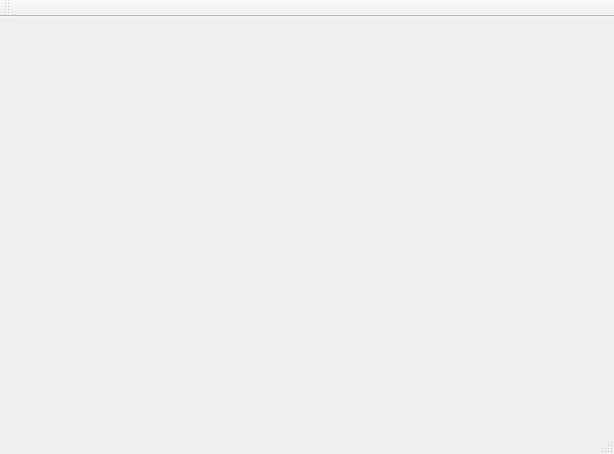
Before: the Qt Designer form trunk/src/projects/src/Monitor/ui/MonitorWindow.ui in mk4me/sava-linux, drawn with Qt 5.
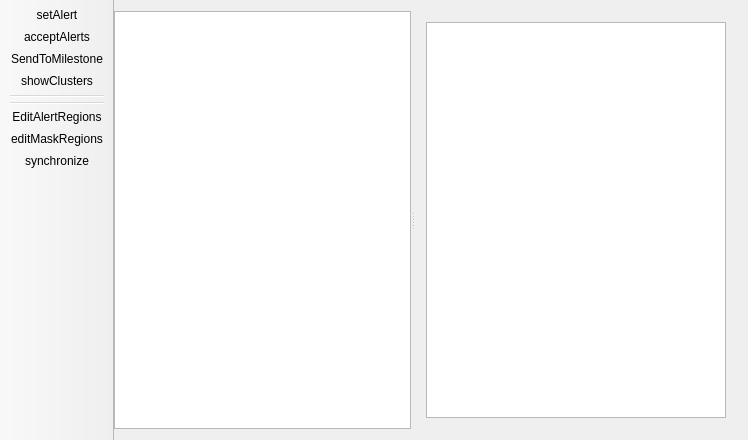
After: the same form once the commit is applied. Icons and pictures are not drawn. Custom widgets are drawn as their Qt base class.

Commit message: dalsze projekty - drzewo Action

```diff
--- a/trunk/src/projects/src/Monitor/ui/MonitorWindow.ui
+++ b/trunk/src/projects/src/Monitor/ui/MonitorWindow.ui
@@ -6,35 +6,1740 @@
    <rect>
     <x>0</x>
     <y>0</y>
-    <width>614</width>
-    <height>454</height>
+    <width>748</width>
+    <height>440</height>
    </rect>
   </property>
   <property name="windowTitle">
    <string>Monitor</string>
   </property>
-  <widget class="QWidget" name="centralWidget"/>
-  <widget class="QMenuBar" name="menuBar">
-   <property name="geometry">
-    <rect>
-     <x>0</x>
-     <y>0</y>
-     <width>614</width>
-     <height>21</height>
-    </rect>
-   </property>
+  <property name="windowIcon">
+   <iconset resource="../Resources/resources.qrc">
+    <normaloff>:/icons_64/video.png</normaloff>:/icons_64/video.png</iconset>
+  </property>
+  <property name="styleSheet">
+   <string notr="true">/*
+ * The MIT License (MIT)
+ *
+ * Copyright (c) &lt;2013-2014&gt; &lt;Colin Duquesnoy&gt;
+ *
+ * Permission is hereby granted, free of charge, to any person obtaining a copy
+ * of this software and associated documentation files (the &quot;Software&quot;), to deal
+ * in the Software without restriction, including without limitation the rights
+ * to use, copy, modify, merge, publish, distribute, sublicense, and/or sell
+ * copies of the Software, and to permit persons to whom the Software is
+ * furnished to do so, subject to the following conditions:
+
+ * The above copyright notice and this permission notice shall be included in
+ * all copies or substantial portions of the Software.
+
+ * THE SOFTWARE IS PROVIDED &quot;AS IS&quot;, WITHOUT WARRANTY OF ANY KIND, EXPRESS OR
+ * IMPLIED, INCLUDING BUT NOT LIMITED TO THE WARRANTIES OF MERCHANTABILITY,
+ * FITNESS FOR A PARTICULAR PURPOSE AND NONINFRINGEMENT. IN NO EVENT SHALL THE
+ * AUTHORS OR COPYRIGHT HOLDERS BE LIABLE FOR ANY CLAIM, DAMAGES OR OTHER
+ * LIABILITY, WHETHER IN AN ACTION OF CONTRACT, TORT OR OTHERWISE, ARISING FROM,
+ * OUT OF OR IN CONNECTION WITH THE SOFTWARE OR THE USE OR OTHER DEALINGS IN
+ * THE SOFTWARE.
+ */
+
+QProgressBar:horizontal {
+    border: 1px solid #3A3939;
+    text-align: center;
+    padding: 1px;
+    background: #201F1F;
+}
+QProgressBar::chunk:horizontal {
+    background-color: qlineargradient(spread:reflect, x1:1, y1:0.545, x2:1, y2:0, stop:0 rgba(28, 66, 111, 255), stop:1 rgba(37, 87, 146, 255));
+}
+
+QToolTip
+{
+    border: 1px solid #3A3939;
+    background-color: rgb(90, 102, 117);;
+    color: white;
+    padding: 1px;
+    opacity: 200;
+}
+
+QWidget
+{
+    color: silver;
+    background-color: #302F2F;
+    selection-background-color:#3d8ec9;
+    selection-color: black;
+    background-clip: border;
+    border-image: none;
+    outline: 0;
+}
+
+QWidget:item:hover
+{
+    background-color: #78879b;
+    color: black;
+}
+
+QWidget:item:selected
+{
+    background-color: #3d8ec9;
+}
+
+QCheckBox
+{
+    spacing: 5px;
+    outline: none;
+    color: #bbb;
+    margin-bottom: 2px;
+}
+
+QCheckBox:disabled
+{
+    color: #777777;
+}
+QCheckBox::indicator,
+QGroupBox::indicator
+{
+    width: 18px;
+    height: 18px;
+}
+QGroupBox::indicator
+{
+    margin-left: 2px;
+}
+
+QCheckBox::indicator:unchecked,
+QCheckBox::indicator:unchecked:hover,
+QGroupBox::indicator:unchecked,
+QGroupBox::indicator:unchecked:hover
+{
+    image: url(:/qss_icons/rc/checkbox_unchecked.png);
+}
+
+QCheckBox::indicator:unchecked:focus,
+QCheckBox::indicator:unchecked:pressed,
+QGroupBox::indicator:unchecked:focus,
+QGroupBox::indicator:unchecked:pressed
+{
+  border: none;
+    image: url(:/qss_icons/rc/checkbox_unchecked_focus.png);
+}
+
+QCheckBox::indicator:checked,
+QCheckBox::indicator:checked:hover,
+QGroupBox::indicator:checked,
+QGroupBox::indicator:checked:hover
+{
+    image: url(:/qss_icons/rc/checkbox_checked.png);
+}
+
+QCheckBox::indicator:checked:focus,
+QCheckBox::indicator:checked:pressed,
+QGroupBox::indicator:checked:focus,
+QGroupBox::indicator:checked:pressed
+{
+  border: none;
+    image: url(:/qss_icons/rc/checkbox_checked_focus.png);
+}
+
+QCheckBox::indicator:indeterminate,
+QCheckBox::indicator:indeterminate:hover,
+QCheckBox::indicator:indeterminate:pressed
+QGroupBox::indicator:indeterminate,
+QGroupBox::indicator:indeterminate:hover,
+QGroupBox::indicator:indeterminate:pressed
+{
+    image: url(:/qss_icons/rc/checkbox_indeterminate.png);
+}
+
+QCheckBox::indicator:indeterminate:focus,
+QGroupBox::indicator:indeterminate:focus
+{
+    image: url(:/qss_icons/rc/checkbox_indeterminate_focus.png);
+}
+
+QCheckBox::indicator:checked:disabled,
+QGroupBox::indicator:checked:disabled
+{
+    image: url(:/qss_icons/rc/checkbox_checked_disabled.png);
+}
+
+QCheckBox::indicator:unchecked:disabled,
+QGroupBox::indicator:unchecked:disabled
+{
+    image: url(:/qss_icons/rc/checkbox_unchecked_disabled.png);
+}
+
+QRadioButton
+{
+    spacing: 5px;
+    outline: none;
+    color: #bbb;
+    margin-bottom: 2px;
+}
+
+QRadioButton:disabled
+{
+    color: #777777;
+}
+QRadioButton::indicator
+{
+    width: 21px;
+    height: 21px;
+}
+
+QRadioButton::indicator:unchecked,
+QRadioButton::indicator:unchecked:hover
+{
+    image: url(:/qss_icons/rc/radio_unchecked.png);
+}
+
+QRadioButton::indicator:unchecked:focus,
+QRadioButton::indicator:unchecked:pressed
+{
+  border: none;
+  outline: none;
+    image: url(:/qss_icons/rc/radio_unchecked_focus.png);
+}
+
+QRadioButton::indicator:checked,
+QRadioButton::indicator:checked:hover
+{
+  border: none;
+  outline: none;
+    image: url(:/qss_icons/rc/radio_checked.png);
+}
+
+QRadioButton::indicator:checked:focus,
+QRadioButton::indicato::menu-arrowr:checked:pressed
+{
+  border: none;
+  outline: none;
+    image: url(:/qss_icons/rc/radio_checked_focus.png);
+}
+
+QRadioButton::indicator:indeterminate,
+QRadioButton::indicator:indeterminate:hover,
+QRadioButton::indicator:indeterminate:pressed
+{
+        image: url(:/qss_icons/rc/radio_indeterminate.png);
+}
+
+QRadioButton::indicator:checked:disabled
+{
+  outline: none;
+  image: url(:/qss_icons/rc/radio_checked_disabled.png);
+}
+
+QRadioButton::indicator:unchecked:disabled
+{
+    image: url(:/qss_icons/rc/radio_unchecked_disabled.png);
+}
+
+
+QMenuBar
+{
+    background-color: #302F2F;
+    color: silver;
+}
+
+QMenuBar::item
+{
+    background: transparent;
+}
+
+QMenuBar::item:selected
+{
+    background: transparent;
+    border: 1px solid #3A3939;
+}
+
+QMenuBar::item:pressed
+{
+    border: 1px solid #3A3939;
+    background-color: #3d8ec9;
+    color: black;
+    margin-bottom:-1px;
+    padding-bottom:1px;
+}
+
+QMenu
+{
+    border: 1px solid #3A3939;
+    color: silver;
+    margin: 2px;
+}
+
+QMenu::icon
+{
+    margin: 5px;
+}
+
+QMenu::item
+{
+    padding: 5px 30px 5px 30px;
+    margin-left: 5px;
+    border: 1px solid transparent; /* reserve space for selection border */
+}
+
+QMenu::item:selected
+{
+    color: black;
+}
+
+QMenu::separator {
+    height: 2px;
+    background: lightblue;
+    margin-left: 10px;
+    margin-right: 5px;
+}
+
+QMenu::indicator {
+    width: 18px;
+    height: 18px;
+}
+
+/* non-exclusive indicator = check box style indicator
+   (see QActionGroup::setExclusive) */
+QMenu::indicator:non-exclusive:unchecked {
+    image: url(:/qss_icons/rc/checkbox_unchecked.png);
+}
+
+QMenu::indicator:non-exclusive:unchecked:selected {
+    image: url(:/qss_icons/rc/checkbox_unchecked_disabled.png);
+}
+
+QMenu::indicator:non-exclusive:checked {
+    image: url(:/qss_icons/rc/checkbox_checked.png);
+}
+
+QMenu::indicator:non-exclusive:checked:selected {
+    image: url(:/qss_icons/rc/checkbox_checked_disabled.png);
+}
+
+/* exclusive indicator = radio button style indicator (see QActionGroup::setExclusive) */
+QMenu::indicator:exclusive:unchecked {
+    image: url(:/qss_icons/rc/radio_unchecked.png);
+}
+
+QMenu::indicator:exclusive:unchecked:selected {
+    image: url(:/qss_icons/rc/radio_unchecked_disabled.png);
+}
+
+QMenu::indicator:exclusive:checked {
+    image: url(:/qss_icons/rc/radio_checked.png);
+}
+
+QMenu::indicator:exclusive:checked:selected {
+    image: url(:/qss_icons/rc/radio_checked_disabled.png);
+}
+
+QMenu::right-arrow {
+    margin: 5px;
+    image: url(:/qss_icons/rc/right_arrow.png)
+}
+
+
+QWidget:disabled
+{
+    color: #404040;
+    background-color: #302F2F;
+}
+
+QAbstractItemView
+{
+    alternate-background-color: #3A3939;
+    color: silver;
+    border: 1px solid 3A3939;
+    border-radius: 2px;
+    padding: 1px;
+}
+
+QWidget:focus, QMenuBar:focus
+{
+    border: 1px solid #78879b;
+}
+
+QTabWidget:focus, QCheckBox:focus, QRadioButton:focus, QSlider:focus
+{
+    border: none;
+}
+
+QLineEdit
+{
+    background-color: #201F1F;
+    padding: 2px;
+    border-style: solid;
+    border: 1px solid #3A3939;
+    border-radius: 2px;
+    color: silver;
+}
+
+QGroupBox {
+    border:1px solid #3A3939;
+    border-radius: 2px;
+    margin-top: 20px;
+}
+
+QGroupBox::title {
+    subcontrol-origin: margin;
+    subcontrol-position: top center;
+    padding-left: 10px;
+    padding-right: 10px;
+    padding-top: 10px;
+}
+
+QAbstractScrollArea
+{
+    border-radius: 2px;
+    border: 1px solid #3A3939;
+    background-color: transparent;
+}
+
+QScrollBar:horizontal
+{
+    height: 15px;
+    margin: 3px 15px 3px 15px;
+    border: 1px transparent #2A2929;
+    border-radius: 4px;
+    background-color: #2A2929;
+}
+
+QScrollBar::handle:horizontal
+{
+    background-color: #605F5F;
+    min-width: 5px;
+    border-radius: 4px;
+}
+
+QScrollBar::add-line:horizontal
+{
+    margin: 0px 3px 0px 3px;
+    border-image: url(:/qss_icons/rc/right_arrow_disabled.png);
+    width: 10px;
+    height: 10px;
+    subcontrol-position: right;
+    subcontrol-origin: margin;
+}
+
+QScrollBar::sub-line:horizontal
+{
+    margin: 0px 3px 0px 3px;
+    border-image: url(:/qss_icons/rc/left_arrow_disabled.png);
+    height: 10px;
+    width: 10px;
+    subcontrol-position: left;
+    subcontrol-origin: margin;
+}
+
+QScrollBar::add-line:horizontal:hover,QScrollBar::add-line:horizontal:on
+{
+    border-image: url(:/qss_icons/rc/right_arrow.png);
+    height: 10px;
+    width: 10px;
+    subcontrol-position: right;
+    subcontrol-origin: margin;
+}
+
+
+QScrollBar::sub-line:horizontal:hover, QScrollBar::sub-line:horizontal:on
+{
+    border-image: url(:/qss_icons/rc/left_arrow.png);
+    height: 10px;
+    width: 10px;
+    subcontrol-position: left;
+    subcontrol-origin: margin;
+}
+
+QScrollBar::up-arrow:horizontal, QScrollBar::down-arrow:horizontal
+{
+    background: none;
+}
+
+
+QScrollBar::add-page:horizontal, QScrollBar::sub-page:horizontal
+{
+    background: none;
+}
+
+QScrollBar:vertical
+{
+    background-color: #2A2929;
+    width: 15px;
+    margin: 15px 3px 15px 3px;
+    border: 1px transparent #2A2929;
+    border-radius: 4px;
+}
+
+QScrollBar::handle:vertical
+{
+    background-color: #605F5F;
+    min-height: 5px;
+    border-radius: 4px;
+}
+
+QScrollBar::sub-line:vertical
+{
+    margin: 3px 0px 3px 0px;
+    border-image: url(:/qss_icons/rc/up_arrow_disabled.png);
+    height: 10px;
+    width: 10px;
+    subcontrol-position: top;
+    subcontrol-origin: margin;
+}
+
+QScrollBar::add-line:vertical
+{
+    margin: 3px 0px 3px 0px;
+    border-image: url(:/qss_icons/rc/down_arrow_disabled.png);
+    height: 10px;
+    width: 10px;
+    subcontrol-position: bottom;
+    subcontrol-origin: margin;
+}
+
+QScrollBar::sub-line:vertical:hover,QScrollBar::sub-line:vertical:on
+{
+
+    border-image: url(:/qss_icons/rc/up_arrow.png);
+    height: 10px;
+    width: 10px;
+    subcontrol-position: top;
+    subcontrol-origin: margin;
+}
+
+
+QScrollBar::add-line:vertical:hover, QScrollBar::add-line:vertical:on
+{
+    border-image: url(:/qss_icons/rc/down_arrow.png);
+    height: 10px;
+    width: 10px;
+    subcontrol-position: bottom;
+    subcontrol-origin: margin;
+}
+
+QScrollBar::up-arrow:vertical, QScrollBar::down-arrow:vertical
+{
+    background: none;
+}
+
+
+QScrollBar::add-page:vertical, QScrollBar::sub-page:vertical
+{
+    background: none;
+}
+
+QTextEdit
+{
+    background-color: #201F1F;
+    color: silver;
+    border: 1px solid #3A3939;
+}
+
+QPlainTextEdit
+{
+    background-color: #201F1F;;
+    color: silver;
+    border-radius: 2px;
+    border: 1px solid #3A3939;
+}
+
+QHeaderView::section
+{
+    background-color: #3A3939;
+    color: silver;
+    padding-left: 4px;
+    border: 1px solid #6c6c6c;
+}
+
+QSizeGrip {
+    image: url(:/qss_icons/rc/sizegrip.png);
+    width: 12px;
+    height: 12px;
+}
+
+
+QMainWindow::separator
+{
+    background-color: #302F2F;
+    color: white;
+    padding-left: 4px;
+    spacing: 2px;
+    border: 1px dashed #3A3939;
+}
+
+QMainWindow::separator:hover
+{
+
+    background-color: #787876;
+    color: white;
+    padding-left: 4px;
+    border: 1px solid #3A3939;
+    spacing: 2px;
+}
+
+
+QMenu::separator
+{
+    height: 1px;
+    background-color: #3A3939;
+    color: white;
+    padding-left: 4px;
+    margin-left: 10px;
+    margin-right: 5px;
+}
+
+
+QFrame
+{
+    border-radius: 2px;
+    border: 1px solid #444;
+}
+
+QFrame[frameShape=&quot;0&quot;]
+{
+    border-radius: 2px;
+    border: 1px transparent #444;
+}
+
+QStackedWidget
+{
+    border: 1px transparent black;
+}
+
+QToolBar {
+    border: 1px transparent #393838;
+    background: 1px solid #302F2F;
+    font-weight: bold;
+}
+
+QToolBar::handle:horizontal {
+    image: url(:/qss_icons/rc/Hmovetoolbar.png);
+}
+QToolBar::handle:vertical {
+    image: url(:/qss_icons/rc/Vmovetoolbar.png);
+}
+QToolBar::separator:horizontal {
+    image: url(:/qss_icons/rc/Hsepartoolbar.png);
+}
+QToolBar::separator:vertical {
+    image: url(:/qss_icons/rc/Vsepartoolbars.png);
+}
+
+QPushButton
+{
+    color: black;
+	font-weight: bold;
+	font-size: 12px;
+    background-color: #3d8ec9;
+    border-width: 1px;
+    border-color: #4A4949;
+    border-style: solid;
+    padding-top: 5px;
+    padding-bottom: 5px;
+    padding-left: 5px;
+    padding-right: 5px;
+    border-radius: 2px;
+    outline: none;
+}
+
+QPushButton:disabled
+{
+    background-color: #302F2F;
+    border-width: 1px;
+    border-color: #3A3939;
+    border-style: solid;
+    padding-top: 5px;
+    padding-bottom: 5px;
+    padding-left: 10px;
+    padding-right: 10px;
+    /*border-radius: 2px;*/
+    color: #454545;
+}
+
+QPushButton:focus {
+    background-color: #3d8ec9 ;
+    color: white;
+}
+
+QComboBox
+{
+    selection-background-color: #3d8ec9;
+    background-color: #201F1F;
+    border-style: solid;
+    border: 1px solid #3A3939;
+    border-radius: 2px;
+    padding: 2px;
+    min-width: 75px;
+}
+
+QPushButton:checked{
+    background-color: #4A4949;
+    border-color: #6A6969;
+}
+
+QComboBox:hover,QPushButton:hover,QAbstractSpinBox:hover,QLineEdit:hover,QTextEdit:hover,QPlainTextEdit:hover,QAbstractView:hover,QTreeView:hover
+{
+    border: 1px solid rgb(0,0,124); /*#78879b*/;
+    color: white;
+    border-radius: 3px;
+}
+
+QComboBox:on
+{
+    background-color: #626873;
+    padding-top: 3px;
+    padding-left: 4px;
+    selection-background-color: #4a4a4a;
+}
+
+QComboBox QAbstractItemView
+{
+    background-color: #201F1F;
+    border-radius: 2px;
+    border: 1px solid #444;
+    selection-background-color: #3d8ec9;
+}
+
+QComboBox::drop-down
+{
+    subcontrol-origin: padding;
+    subcontrol-position: top right;
+    width: 15px;
+
+    border-left-width: 0px;
+    border-left-color: darkgray;
+    border-left-style: solid;
+    border-top-right-radius: 3px;
+    border-bottom-right-radius: 3px;
+}
+
+QComboBox::down-arrow
+{
+    image: url(:/qss_icons/rc/down_arrow_disabled.png);
+}
+
+QComboBox::down-arrow:on, QComboBox::down-arrow:hover,
+QComboBox::down-arrow:focus
+{
+    image: url(:/qss_icons/rc/down_arrow.png);
+}
+
+QPushButton:pressed
+{
+    background-color: #3d8ec9;
+}
+
+QAbstractSpinBox {
+    padding-top: 2px;
+    padding-bottom: 2px;
+    border: 1px solid #3A3939;
+    background-color: #201F1F;
+    color: silver;
+    border-radius: 2px;
+    min-width: 75px;
+}
+
+QAbstractSpinBox:up-button
+{
+    background-color: transparent;
+    subcontrol-origin: border;
+    subcontrol-position: center right;
+}
+
+QAbstractSpinBox:down-button
+{
+    background-color: transparent;
+    subcontrol-origin: border;
+    subcontrol-position: center left;
+}
+
+QAbstractSpinBox::up-arrow,QAbstractSpinBox::up-arrow:disabled,QAbstractSpinBox::up-arrow:off {
+    image: url(:/qss_icons/rc/up_arrow_disabled.png);
+    width: 10px;
+    height: 10px;
+}
+QAbstractSpinBox::up-arrow:hover
+{
+    image: url(:/qss_icons/rc/up_arrow.png);
+}
+
+
+QAbstractSpinBox::down-arrow,QAbstractSpinBox::down-arrow:disabled,QAbstractSpinBox::down-arrow:off
+{
+    image: url(:/qss_icons/rc/down_arrow_disabled.png);
+    width: 10px;
+    height: 10px;
+}
+QAbstractSpinBox::down-arrow:hover
+{
+    image: url(:/qss_icons/rc/down_arrow.png);
+}
+
+
+QLabel
+{
+	color: #3d8ec9;
+    border: 0px solid black;
+}
+
+QTabWidget{
+    border: 1px transparent black;
+}
+
+QTabWidget::pane {
+    border: 1px solid #444;
+    border-radius: 3px;
+    padding: 3px;
+}
+
+QTabBar
+{
+    qproperty-drawBase: 0;
+    left: 5px; /* move to the right by 5px */
+}
+
+QTabBar:focus
+{
+    border: 0px transparent black;
+}
+
+QTabBar::close-button  {
+    image: url(:/qss_icons/rc/close.png);
+    background: transparent;
+}
+
+QTabBar::close-button:hover
+{
+    image: url(:/qss_icons/rc/close-hover.png);
+    background: transparent;
+}
+
+QTabBar::close-button:pressed {
+    image: url(:/qss_icons/rc/close-pressed.png);
+    background: transparent;
+}
+
+/* TOP TABS */
+QTabBar::tab:top {
+    color: #b1b1b1;
+    border: 1px solid #4A4949;
+    border-bottom: 1px transparent black;
+    background-color: #302F2F;
+    padding: 5px;
+    border-top-left-radius: 2px;
+    border-top-right-radius: 2px;
+}
+
+QTabBar::tab:top:!selected
+{
+    color: #b1b1b1;
+    background-color: #201F1F;
+    border: 1px transparent #4A4949;
+    border-bottom: 1px transparent #4A4949;
+    border-top-left-radius: 0px;
+    border-top-right-radius: 0px;
+}
+
+QTabBar::tab:top:!selected:hover {
+    background-color: #48576b;
+}
+
+/* BOTTOM TABS */
+QTabBar::tab:bottom {
+    color: #b1b1b1;
+    border: 1px solid #4A4949;
+    border-top: 1px transparent black;
+    background-color: #302F2F;
+    padding: 5px;
+    border-bottom-left-radius: 2px;
+    border-bottom-right-radius: 2px;
+}
+
+QTabBar::tab:bottom:!selected
+{
+    color: #b1b1b1;
+    background-color: #201F1F;
+    border: 1px transparent #4A4949;
+    border-top: 1px transparent #4A4949;
+    border-bottom-left-radius: 0px;
+    border-bottom-right-radius: 0px;
+}
+
+QTabBar::tab:bottom:!selected:hover {
+    background-color: #78879b;
+}
+
+/* LEFT TABS */
+QTabBar::tab:left {
+    color: #b1b1b1;
+    border: 1px solid #4A4949;
+    border-left: 1px transparent black;
+    background-color: #302F2F;
+    padding: 5px;
+    border-top-right-radius: 2px;
+    border-bottom-right-radius: 2px;
+}
+
+QTabBar::tab:left:!selected
+{
+    color: #b1b1b1;
+    background-color: #201F1F;
+    border: 1px transparent #4A4949;
+    border-right: 1px transparent #4A4949;
+    border-top-right-radius: 0px;
+    border-bottom-right-radius: 0px;
+}
+
+QTabBar::tab:left:!selected:hover {
+    background-color: #48576b;
+}
+
+
+/* RIGHT TABS */
+QTabBar::tab:right {
+    color: #b1b1b1;
+    border: 1px solid #4A4949;
+    border-right: 1px transparent black;
+    background-color: #302F2F;
+    padding: 5px;
+    border-top-left-radius: 2px;
+    border-bottom-left-radius: 2px;
+}
+
+QTabBar::tab:right:!selected
+{
+    color: #b1b1b1;
+    background-color: #201F1F;
+    border: 1px transparent #4A4949;
+    border-right: 1px transparent #4A4949;
+    border-top-left-radius: 0px;
+    border-bottom-left-radius: 0px;
+}
+
+QTabBar::tab:right:!selected:hover {
+    background-color: #48576b;
+}
+
+QTabBar QToolButton::right-arrow:enabled {
+     image: url(:/qss_icons/rc/right_arrow.png);
+ }
+
+ QTabBar QToolButton::left-arrow:enabled {
+     image: url(:/qss_icons/rc/left_arrow.png);
+ }
+
+QTabBar QToolButton::right-arrow:disabled {
+     image: url(:/qss_icons/rc/right_arrow_disabled.png);
+ }
+
+ QTabBar QToolButton::left-arrow:disabled {
+     image: url(:/qss_icons/rc/left_arrow_disabled.png);
+ }
+
+
+QDockWidget {
+    border: 1px solid #403F3F;
+    titlebar-close-icon: url(:/qss_icons/rc/close.png);
+    titlebar-normal-icon: url(:/qss_icons/rc/undock.png);
+}
+
+QDockWidget::close-button, QDockWidget::float-button {
+    border: 1px solid transparent;
+    border-radius: 2px;
+    background: transparent;
+}
+
+QDockWidget::close-button:hover, QDockWidget::float-button:hover {
+    background: rgba(255, 255, 255, 10);
+}
+
+QDockWidget::close-button:pressed, QDockWidget::float-button:pressed {
+    padding: 1px -1px -1px 1px;
+    background: rgba(255, 255, 255, 10);
+}
+
+QTreeView, QListView
+{
+    border: 1px solid #444;
+    background-color: #201F1F;
+}
+
+QTreeView:branch:selected, QTreeView:branch:hover
+{
+    background: url(:/qss_icons/rc/transparent.png);
+}
+
+QTreeView::branch:has-siblings:!adjoins-item {
+    border-image: url(:/qss_icons/rc/transparent.png);
+}
+
+QTreeView::branch:has-siblings:adjoins-item {
+    border-image: url(:/qss_icons/rc/transparent.png);
+}
+
+QTreeView::branch:!has-children:!has-siblings:adjoins-item {
+    border-image: url(:/qss_icons/rc/transparent.png);
+}
+
+QTreeView::branch:has-children:!has-siblings:closed,
+QTreeView::branch:closed:has-children:has-siblings {
+    image: url(:/qss_icons/rc/branch_closed.png);
+}
+
+QTreeView::branch:open:has-children:!has-siblings,
+QTreeView::branch:open:has-children:has-siblings  {
+    image: url(:/qss_icons/rc/branch_open.png);
+}
+
+QTreeView::branch:has-children:!has-siblings:closed:hover,
+QTreeView::branch:closed:has-children:has-siblings:hover {
+    image: url(:/qss_icons/rc/branch_closed-on.png);
+    }
+
+QTreeView::branch:open:has-children:!has-siblings:hover,
+QTreeView::branch:open:has-children:has-siblings:hover  {
+    image: url(:/qss_icons/rc/branch_open-on.png);
+    }
+
+QListView::item:!selected:hover, QListView::item:!selected:hover, QTreeView::item:!selected:hover  {
+    background: rgba(0, 0, 0, 0);
+    outline: 0;
+    color: #FFFFFF
+}
+
+QListView::item:selected:hover, QListView::item:selected:hover, QTreeView::item:selected:hover  {
+    background: #3d8ec9;
+    color: #FFFFFF;
+}
+
+QSlider::groove:horizontal {
+    border: 1px solid #3A3939;
+    height: 8px;
+    background: #201F1F;
+    margin: 2px 0;
+    border-radius: 2px;
+}
+
+QSlider::handle:horizontal {
+    background: QLinearGradient( x1: 0, y1: 0, x2: 0, y2: 1,
+      stop: 0.0 silver, stop: 0.2 #a8a8a8, stop: 1 #727272);
+	background-color: #3d8ec9;
+    border: 1px solid #3A3939;
+    width: 20px;
+    height: 20px;
+    margin: -4px 0;
+    border-radius: 2px;
+}
+
+QSlider::groove:vertical {
+    border: 1px solid #3A3939;
+    width: 8px;
+    background: #201F1F;
+    margin: 0 0px;
+    border-radius: 2px;
+}
+
+QSlider::handle:vertical {
+    background: QLinearGradient( x1: 0, y1: 0, x2: 0, y2: 1, stop: 0.0 silver,
+      stop: 0.2 #a8a8a8, stop: 1 #727272);
+    border: 1px solid #3A3939;
+    width: 14px;
+    height: 14px;
+    margin: 0 -4px;
+    border-radius: 2px;
+}
+
+QToolButton {
+    background-color: transparent;
+  /*  border: 1px transparent #4A4949; */
+	border: 1px transparent grey;
+    border-radius: 2px;
+    margin: 3px;
+    padding: 3px;
+}
+
+QToolButton[popupMode=&quot;1&quot;] { /* only for MenuButtonPopup */
+ padding-right: 20px; /* make way for the popup button */
+ border: 1px transparent #4A4949;
+ border-radius: 5px;
+}
+
+QToolButton[popupMode=&quot;2&quot;] { /* only for InstantPopup */
+ padding-right: 10px; /* make way for the popup button */
+ border: 1px transparent #4A4949;
+}
+
+
+QToolButton:hover, QToolButton::menu-button:hover {
+    background-color: transparent;
+    border: 1px solid #78879b;
+}
+
+QToolButton:checked, QToolButton:pressed,
+        QToolButton::menu-button:pressed {
+    background-color: #4A5649;
+    border: 3px solid #78879b;
+}
+
+/* the subcontrol below is used only in the InstantPopup or DelayedPopup mode */
+QToolButton::menu-indicator {
+    image: url(:/qss_icons/rc/down_arrow.png);
+    top: -7px; left: -2px; /* shift it a bit */
+}
+
+/* the subcontrols below are used only in the MenuButtonPopup mode */
+QToolButton::menu-button {
+    border: 1px transparent #4A4949;
+    border-top-right-radius: 6px;
+    border-bottom-right-radius: 6px;
+    /* 16px width + 4px for border = 20px allocated above */
+    width: 16px;
+    outline: none;
+}
+
+QToolButton::menu-arrow {
+    image: url(:/qss_icons/rc/down_arrow.png);
+}
+
+QToolButton::menu-arrow:open {
+    top: 1px; left: 1px; /* shift it a bit */
+    border: 1px solid #3A3939;
+}
+
+QPushButton::menu-indicator  {
+    subcontrol-origin: padding;
+    subcontrol-position: bottom right;
+    left: 8px;
+}
+
+QTableView
+{
+    border: 1px solid #444;
+    gridline-color: #6c6c6c;
+    background-color: #201F1F;
+}
+
+
+QTableView, QHeaderView
+{
+    border-radius: 0px;
+}
+
+QTableView::item:pressed, QListView::item:pressed, QTreeView::item:pressed  {
+    background: #78879b;
+    color: #FFFFFF;
+}
+
+QTableView::item:selected:active, QTreeView::item:selected:active, QListView::item:selected:active  {
+    background: #3d8ec9;
+    color: #FFFFFF;
+}
+
+
+QHeaderView
+{
+    border: 1px transparent;
+    border-radius: 2px;
+    margin: 0px;
+    padding: 0px;
+}
+
+QHeaderView::section  {
+    background-color: #3A3939;
+    color: silver;
+    padding: 4px;
+    border: 1px solid #6c6c6c;
+    border-radius: 0px;
+    text-align: center;
+}
+
+QHeaderView::section::vertical::first, QHeaderView::section::vertical::only-one
+{
+    border-top: 1px solid #6c6c6c;
+}
+
+QHeaderView::section::vertical
+{
+    border-top: transparent;
+}
+
+QHeaderView::section::horizontal::first, QHeaderView::section::horizontal::only-one
+{
+    border-left: 1px solid #6c6c6c;
+}
+
+QHeaderView::section::horizontal
+{
+    border-left: transparent;
+}
+
+
+QHeaderView::section:checked
+ {
+    color: white;
+    background-color: #5A5959;
+ }
+
+ /* style the sort indicator */
+QHeaderView::down-arrow {
+    image: url(:/qss_icons/rc/down_arrow.png);
+}
+
+QHeaderView::up-arrow {
+    image: url(:/qss_icons/rc/up_arrow.png);
+}
+
+
+QTableCornerButton::section {
+    background-color: #3A3939;
+    border: 1px solid #3A3939;
+    border-radius: 2px;
+}
+
+QToolBox  {
+    padding: 3px;
+    border: 1px transparent black;
+}
+
+QToolBox::tab {
+    color: #b1b1b1;
+    background-color: #302F2F;
+    border: 1px solid #4A4949;
+    border-bottom: 1px transparent #302F2F;
+    border-top-left-radius: 5px;
+    border-top-right-radius: 5px;
+}
+
+ QToolBox::tab:selected { /* italicize selected tabs */
+    font: italic;
+    background-color: #302F2F;
+    border-color: #3d8ec9;
+ }
+
+QStatusBar::item {
+    border: 1px solid #3A3939;
+    border-radius: 2px;
+ }
+
+
+QFrame[height=&quot;3&quot;], QFrame[width=&quot;3&quot;] {
+    background-color: #444;
+}
+
+
+QSplitter::handle {
+    border: 1px dashed #3A3939;
+}
+
+QSplitter::handle:hover {
+    background-color: #787876;
+    border: 1px solid #3A3939;
+}
+
+QSplitter::handle:horizontal {
+    width: 1px;
+}
+
+QSplitter::handle:vertical {
+    height: 1px;
+}
+
+
+/*
+QPushButton
+{
+    color: #b1b1b1;
+   background-color: QLinearGradient( x1: 0, y1: 0, x2: 0, y2: 1, stop: 0 #565656, stop: 0.1 #525252, stop: 0.5 #4e4e4e, stop: 0.9 #4a4a4a, stop: 1 #464646);
+    border-width: 1px;
+    border-color: #1e1e1e;
+    border-style: solid;
+    border-radius: 6;
+    padding: 3px;
+    font-size: 12px;
+    padding-left: 5px;
+    padding-right: 5px;
+}
+
+QPushButton:pressed
+{
+    background-color: QLinearGradient( x1: 0, y1: 0, x2: 0, y2: 1, stop: 0 #2d2d2d, stop: 0.1 #2b2b2b, stop: 0.5 #292929, stop: 0.9 #282828, stop: 1 #252525);
+}
+*/
+
+QHeaderView
+{
+	font-size: 8pt;
+	font-weight: bold;
+}
+
+/*
+QListWidget::item
+{
+    spacing: 5px;
+    outline: none;
+    color: #bbb;
+    margin-bottom: 2px;
+}
+
+QListWidget::item:disabled
+{
+    color: #777777;
+}
+
+QListWidget::indicator
+{
+    width: 18px;
+    height: 18px;
+}
+
+QListWidget::indicator
+{
+    margin-left: 2px;
+}
+
+QListWidget::indicator:unchecked,
+QListWidget::indicator:unchecked:hove
+{
+    image: url(:/qss_icons/rc/checkbox_unchecked.png);
+}
+
+QListWidget::indicator:unchecked:focus,
+QListWidget::indicator:unchecked:pressed
+{
+  border: none;
+    image: url(:/qss_icons/rc/checkbox_unchecked_focus.png);
+}
+
+QListWidget::indicator:checked,
+QListWidget::indicator:checked:hover
+{
+    image: url(:/qss_icons/rc/checkbox_checked.png);
+}
+
+QListWidget::indicator:checked:focus,
+QListWidget::indicator:checked:pressed
+{
+    border: none;
+    image: url(:/qss_icons/rc/checkbox_checked_focus.png);
+}
+
+QListWidget::indicator:indeterminate,
+QListWidget::indicator:indeterminate:hover,
+QListWidget::indicator:indeterminate:pressed
+{
+    image: url(:/qss_icons/rc/checkbox_indeterminate.png);
+}
+
+QListWidget::indicator:indeterminate:focus
+{
+    image: url(:/qss_icons/rc/checkbox_indeterminate_focus.png);
+}
+
+QListWidget::indicator:checked:disabled
+{
+    image: url(:/qss_icons/rc/checkbox_checked_disabled.png);
+}
+
+QListWidget::indicator:unchecked:disabled
+{
+    image: url(:/qss_icons/rc/checkbox_unchecked_disabled.png);
+}
+*/
+
+</string>
+  </property>
+  <widget class="QWidget" name="centralWidget">
+   <layout class="QVBoxLayout" name="verticalLayout_2">
+    <property name="leftMargin">
+     <number>0</number>
+    </property>
+    <item>
+     <widget class="QSplitter" name="splitter">
+      <property name="frameShape">
+       <enum>QFrame::NoFrame</enum>
+      </property>
+      <property name="frameShadow">
+       <enum>QFrame::Plain</enum>
+      </property>
+      <property name="orientation">
+       <enum>Qt::Horizontal</enum>
+      </property>
+      <property name="childrenCollapsible">
+       <bool>true</bool>
+      </property>
+      <widget class="MonitorGraphicsView" name="graphicsView">
+       <property name="backgroundBrush">
+        <brush brushstyle="SolidPattern">
+         <color alpha="255">
+          <red>0</red>
+          <green>0</green>
+          <blue>0</blue>
+         </color>
+        </brush>
+       </property>
+      </widget>
+      <widget class="QWidget" name="layoutWidget">
+       <layout class="QVBoxLayout" name="verticalLayout">
+        <property name="spacing">
+         <number>6</number>
+        </property>
+        <item>
+         <widget class="MonitorAlertsTableView" name="alertsView">
+          <property name="font">
+           <font>
+            <pointsize>8</pointsize>
+            <weight>50</weight>
+            <bold>false</bold>
+            <stylestrategy>PreferDefault</stylestrategy>
+           </font>
+          </property>
+          <property name="styleSheet">
+           <string notr="true">
+QTableView
+{
+    outline: 0;
+}
+ </string>
+          </property>
+          <property name="lineWidth">
+           <number>1</number>
+          </property>
+          <property name="sizeAdjustPolicy">
+           <enum>QAbstractScrollArea::AdjustIgnored</enum>
+          </property>
+          <property name="editTriggers">
+           <set>QAbstractItemView::NoEditTriggers</set>
+          </property>
+          <property name="showDropIndicator" stdset="0">
+           <bool>false</bool>
+          </property>
+          <property name="dragDropOverwriteMode">
+           <bool>false</bool>
+          </property>
+          <property name="selectionMode">
+           <enum>QAbstractItemView::SingleSelection</enum>
+          </property>
+          <property name="selectionBehavior">
+           <enum>QAbstractItemView::SelectRows</enum>
+          </property>
+          <attribute name="horizontalHeaderDefaultSectionSize">
+           <number>50</number>
+          </attribute>
+          <attribute name="horizontalHeaderMinimumSectionSize">
+           <number>2</number>
+          </attribute>
+          <attribute name="horizontalHeaderStretchLastSection">
+           <bool>true</bool>
+          </attribute>
+          <attribute name="verticalHeaderVisible">
+           <bool>true</bool>
+          </attribute>
+          <attribute name="verticalHeaderCascadingSectionResizes">
+           <bool>true</bool>
+          </attribute>
+          <attribute name="verticalHeaderDefaultSectionSize">
+           <number>18</number>
+          </attribute>
+          <attribute name="verticalHeaderMinimumSectionSize">
+           <number>2</number>
+          </attribute>
+          <attribute name="verticalHeaderStretchLastSection">
+           <bool>false</bool>
+          </attribute>
+         </widget>
+        </item>
+       </layout>
+      </widget>
+     </widget>
+    </item>
+   </layout>
   </widget>
-  <widget class="QToolBar" name="mainToolBar">
+  <widget class="QToolBar" name="toolBar">
+   <property name="minimumSize">
+    <size>
+     <width>0</width>
+     <height>0</height>
+    </size>
+   </property>
+   <property name="windowTitle">
+    <string>toolBar</string>
+   </property>
+   <property name="layoutDirection">
+    <enum>Qt::LeftToRight</enum>
+   </property>
+   <property name="autoFillBackground">
+    <bool>false</bool>
+   </property>
+   <property name="movable">
+    <bool>false</bool>
+   </property>
+   <property name="iconSize">
+    <size>
+     <width>32</width>
+     <height>32</height>
+    </size>
+   </property>
+   <property name="toolButtonStyle">
+    <enum>Qt::ToolButtonFollowStyle</enum>
+   </property>
    <attribute name="toolBarArea">
-    <enum>TopToolBarArea</enum>
+    <enum>LeftToolBarArea</enum>
    </attribute>
    <attribute name="toolBarBreak">
     <bool>false</bool>
    </attribute>
+   <addaction name="actionSetAlert"/>
+   <addaction name="actionAcceptAlerts"/>
+   <addaction name="actionSendToMilestone"/>
+   <addaction name="actionShowClusters"/>
+   <addaction name="separator"/>
+   <addaction name="separator"/>
+   <addaction name="actionEditAlertRegions"/>
+   <addaction name="actionEditMaskRegions"/>
+   <addaction name="actionSynchronize"/>
   </widget>
-  <widget class="QStatusBar" name="statusBar"/>
+  <action name="actionShowClusters">
+   <property name="checkable">
+    <bool>true</bool>
+   </property>
+   <property name="icon">
+    <iconset resource="../Resources/resources.qrc">
+     <normaloff>:/icons_64/rectangle.png</normaloff>:/icons_64/rectangle.png</iconset>
+   </property>
+   <property name="text">
+    <string>showClusters</string>
+   </property>
+   <property name="toolTip">
+    <string>Włącz wyświetlanie detekcji obiektów</string>
+   </property>
+   <property name="autoRepeat">
+    <bool>true</bool>
+   </property>
+   <property name="visible">
+    <bool>true</bool>
+   </property>
+   <property name="menuRole">
+    <enum>QAction::TextHeuristicRole</enum>
+   </property>
+   <property name="iconVisibleInMenu">
+    <bool>true</bool>
+   </property>
+  </action>
+  <action name="actionSetAlert">
+   <property name="icon">
+    <iconset resource="../Resources/resources.qrc">
+     <normaloff>:/icons_64/letter_A.png</normaloff>:/icons_64/letter_A.png</iconset>
+   </property>
+   <property name="text">
+    <string>setAlert</string>
+   </property>
+   <property name="toolTip">
+    <string>Zdefiniuj alerty</string>
+   </property>
+  </action>
+  <action name="actionSendToMilestone">
+   <property name="checkable">
+    <bool>true</bool>
+   </property>
+   <property name="icon">
+    <iconset resource="../Resources/resources.qrc">
+     <normaloff>:/icons_64/letter_M.png</normaloff>:/icons_64/letter_M.png</iconset>
+   </property>
+   <property name="text">
+    <string>SendToMilestone</string>
+   </property>
+   <property name="toolTip">
+    <string>Włącz przesyłanie alertów do Milestona</string>
+   </property>
+  </action>
+  <action name="actionEditAlertRegions">
+   <property name="checkable">
+    <bool>true</bool>
+   </property>
+   <property name="icon">
+    <iconset resource="../Resources/resources.qrc">
+     <normaloff>:/icons_64/regions.png</normaloff>:/icons_64/regions.png</iconset>
+   </property>
+   <property name="text">
+    <string>EditAlertRegions</string>
+   </property>
+   <property name="toolTip">
+    <string>Edytuj regiony alertów</string>
+   </property>
+  </action>
+  <action name="actionEditMaskRegions">
+   <property name="checkable">
+    <bool>true</bool>
+   </property>
+   <property name="icon">
+    <iconset resource="../Resources/resources.qrc">
+     <normaloff>:/icons_64/regions_mask.png</normaloff>:/icons_64/regions_mask.png</iconset>
+   </property>
+   <property name="text">
+    <string>editMaskRegions</string>
+   </property>
+   <property name="toolTip">
+    <string>Edytuj maskę</string>
+   </property>
+  </action>
+  <action name="actionSynchronize">
+   <property name="icon">
+    <iconset resource="../Resources/resources.qrc">
+     <normaloff>:/icons_64/synchronize.png</normaloff>:/icons_64/synchronize.png</iconset>
+   </property>
+   <property name="text">
+    <string>synchronize</string>
+   </property>
+   <property name="toolTip">
+    <string>Synchronizuj</string>
+   </property>
+  </action>
+  <action name="actionAcceptAlerts">
+   <property name="icon">
+    <iconset resource="../Resources/resources.qrc">
+     <normaloff>:/icons_64/alert_check.png</normaloff>:/icons_64/alert_check.png</iconset>
+   </property>
+   <property name="text">
+    <string>acceptAlerts</string>
+   </property>
+  </action>
  </widget>
  <layoutdefault spacing="6" margin="11"/>
- <resources/>
- <connections/>
+ <customwidgets>
+  <customwidget>
+   <class>MonitorGraphicsView</class>
+   <extends>QGraphicsView</extends>
+   <header location="global">MonitorGraphicsView.h</header>
+  </customwidget>
+  <customwidget>
+   <class>MonitorAlertsTableView</class>
+   <extends>QTableView</extends>
+   <header>MonitorAlertsTableView.h</header>
+  </customwidget>
+ </customwidgets>
+ <resources>
+  <include location="../Resources/resources.qrc"/>
+ </resources>
+ <connections>
+  <connection>
+   <sender>actionShowClusters</sender>
+   <signal>triggered()</signal>
+   <receiver>MonitorWindow</receiver>
+   <slot>onActionShowClusters()</slot>
+   <hints>
+    <hint type="sourcelabel">
+     <x>-1</x>
+     <y>-1</y>
+    </hint>
+    <hint type="destinationlabel">
+     <x>343</x>
+     <y>247</y>
+    </hint>
+   </hints>
+  </connection>
+  <connection>
+   <sender>actionSetAlert</sender>
+   <signal>triggered()</signal>
+   <receiver>MonitorWindow</receiver>
+   <slot>onActionSetAlert()</slot>
+   <hints>
+    <hint type="sourcelabel">
+     <x>-1</x>
+     <y>-1</y>
+    </hint>
+    <hint type="destinationlabel">
+     <x>302</x>
+     <y>213</y>
+    </hint>
+   </hints>
+  </connection>
+  <connection>
+   <sender>actionSendToMilestone</sender>
+   <signal>triggered()</signal>
+   <receiver>MonitorWindow</receiver>
+   <slot>onActionSendToMilestone()</slot>
+   <hints>
+    <hint type="sourcelabel">
+     <x>-1</x>
+     <y>-1</y>
+    </hint>
+    <hint type="destinationlabel">
+     <x>344</x>
+     <y>215</y>
+    </hint>
+   </hints>
+  </connection>
+  <connection>
+   <sender>actionEditAlertRegions</sender>
+   <signal>triggered()</signal>
+   <receiver>MonitorWindow</receiver>
+   <slot>onActionEditAlertRegions()</slot>
+   <hints>
+    <hint type="sourcelabel">
+     <x>-1</x>
+     <y>-1</y>
+    </hint>
+    <hint type="destinationlabel">
+     <x>344</x>
+     <y>215</y>
+    </hint>
+   </hints>
+  </connection>
+  <connection>
+   <sender>actionEditMaskRegions</sender>
+   <signal>triggered()</signal>
+   <receiver>MonitorWindow</receiver>
+   <slot>onActionEditMaskRegions()</slot>
+   <hints>
+    <hint type="sourcelabel">
+     <x>-1</x>
+     <y>-1</y>
+    </hint>
+    <hint type="destinationlabel">
+     <x>418</x>
+     <y>251</y>
+    </hint>
+   </hints>
+  </connection>
+  <connection>
+   <sender>actionSynchronize</sender>
+   <signal>triggered()</signal>
+   <receiver>MonitorWindow</receiver>
+   <slot>onActionSynchronize()</slot>
+   <hints>
+    <hint type="sourcelabel">
+     <x>-1</x>
+     <y>-1</y>
+    </hint>
+    <hint type="destinationlabel">
+     <x>418</x>
+     <y>251</y>
+    </hint>
+   </hints>
+  </connection>
+  <connection>
+   <sender>actionAcceptAlerts</sender>
+   <signal>triggered()</signal>
+   <receiver>MonitorWindow</receiver>
+   <slot>onActionAcceptAlerts()</slot>
+   <hints>
+    <hint type="sourcelabel">
+     <x>-1</x>
+     <y>-1</y>
+    </hint>
+    <hint type="destinationlabel">
+     <x>373</x>
+     <y>219</y>
+    </hint>
+   </hints>
+  </connection>
+ </connections>
+ <slots>
+  <slot>onActionShowClusters()</slot>
+  <slot>onActionSetAlert()</slot>
+  <slot>onActionSendToMilestone()</slot>
+  <slot>onActionEditAlertRegions()</slot>
+  <slot>onActionEditMaskRegions()</slot>
+  <slot>onActionSynchronize()</slot>
+  <slot>onActionAcceptAlerts()</slot>
+ </slots>
 </ui>
```
Left out of the diff: 3 changed lines with no effect on the pictures. The commit also changes 259 other files.
